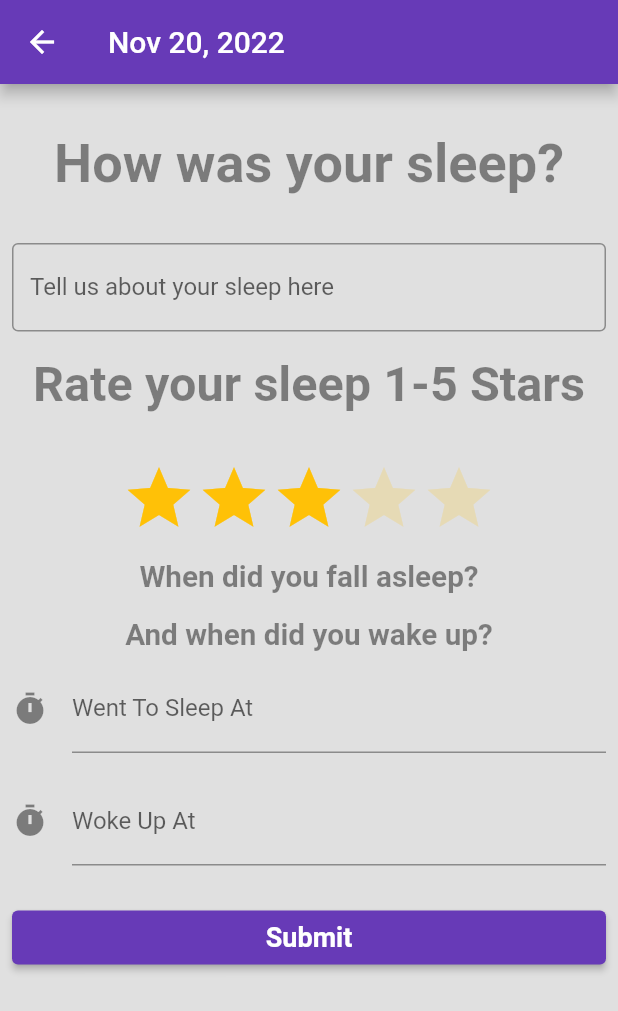
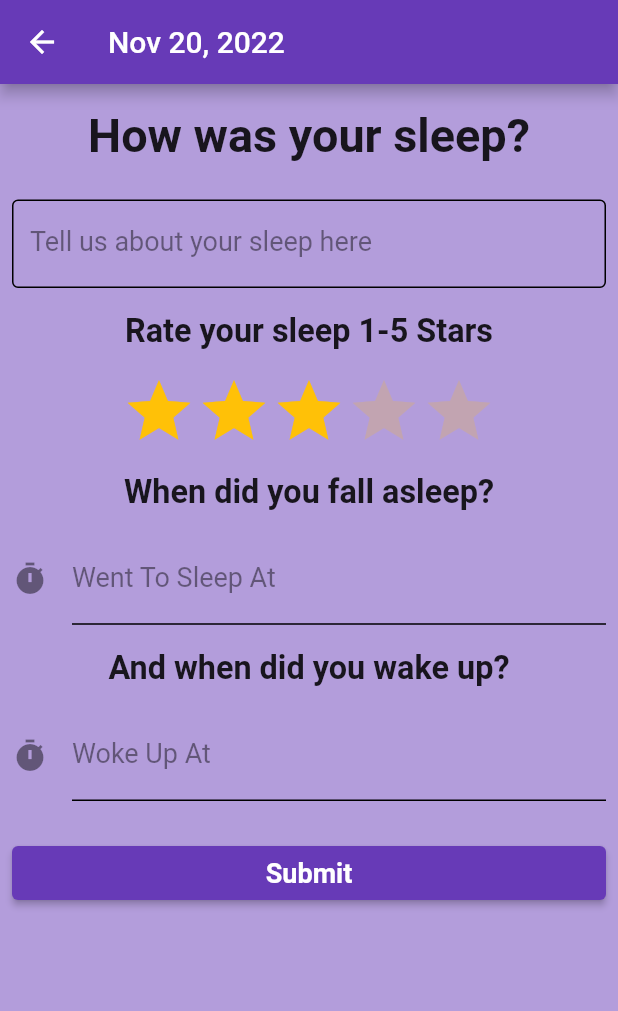
Before and after one commit to jakelang01/SweetDreams, a Flutter app: the InputScreen screen opened directly, on a phone screen of 412 x 824 dp. Shown: the top 1011 px of the screen. Run offline on Flutter 3.47's test engine with Material 2 defaults, Android fonts, the phone set to English and light mode, and no system bars; drawn by our look-alikes of flutter_rating_bar; our stand-ins replace cloud_firestore, firebase_core, shared_preferences, youtube_player_flutter; accounts and stored records are empty.

Commit message:
Even more UI tweaks
Everything except dreams_output now on theme.

```diff
--- a/lib/dreams/views/dreams_input.dart
+++ b/lib/dreams/views/dreams_input.dart
@@ -89,44 +89,46 @@ class _InputScreen extends State<InputScreen> {
         title: Text(formattedDate),
         actions: <Widget>[],
       ),
+      backgroundColor: Theme.of(context).backgroundColor,
       body: ListView(
         children: <Widget>[
-          const Padding(
-              padding: EdgeInsets.symmetric(horizontal: 8, vertical: 32),
+          Padding(
+              padding: EdgeInsets.symmetric(horizontal: 8, vertical: 16),
               child: Text(
                 'How was your sleep?',
                 textAlign: TextAlign.center,
                 overflow: TextOverflow.ellipsis,
-                textScaleFactor: 2,
-                style: const TextStyle(fontWeight: FontWeight.bold),
+                textScaleFactor: 1.3,
+                style: Theme.of(context).textTheme.headline2,
               )
           ),
           Padding(
-            padding: const EdgeInsets.symmetric(horizontal: 8, vertical: 0),
+            padding: const EdgeInsets.symmetric(horizontal: 8, vertical: 8),
             child: TextFormField(
               controller: userDescription,
-              decoration: const InputDecoration(
-                border: OutlineInputBorder(),
+              decoration: InputDecoration(
+                enabledBorder: OutlineInputBorder(borderSide: BorderSide(color: Theme.of(context).unselectedWidgetColor)),
                 labelText: 'Tell us about your sleep here',
+                labelStyle: Theme.of(context).textTheme.bodyText2,
+                floatingLabelStyle: Theme.of(context).textTheme.bodyText1
                 //minLines: 1,
                 //maxLines: null,
               ),
             ),
           ),
           Padding(
-              padding: const EdgeInsets.symmetric(horizontal: 8, vertical: 16),
+              padding: const EdgeInsets.symmetric(horizontal: 8, vertical: 8),
               child: Text(
                 'Rate your sleep 1-5 Stars',
                 textAlign: TextAlign.center,
                 overflow: TextOverflow.ellipsis,
-                textScaleFactor: 1.8,
-                style: const TextStyle(fontWeight: FontWeight.bold),
+                textScaleFactor: 0.9,
+                style: Theme.of(context).textTheme.headline2,
               )
           ),
           Padding(
             padding: const EdgeInsets.symmetric(horizontal: 8, vertical: 8),
-          ),
-          Container(
+            child: Container(
               alignment: Alignment.center,
               child: RatingBarIndicator(
                 rating: _userRating,
@@ -140,30 +142,27 @@ class _InputScreen extends State<InputScreen> {
                 direction: _isVertical ? Axis.vertical : Axis.horizontal,
               ),
             ),
+          ),
           Padding(
-            padding: const EdgeInsets.symmetric(horizontal: 8, vertical: 16),
+            padding: const EdgeInsets.symmetric(horizontal: 8, vertical: 8),
               child:Text(
                 'When did you fall asleep?',
                 textAlign: TextAlign.center,
                 overflow: TextOverflow.ellipsis,
-                textScaleFactor: 1.1,
-                style: const TextStyle(fontWeight: FontWeight.bold),
+                textScaleFactor: 0.9,
+                style: Theme.of(context).textTheme.headline2,
               )
-          ),
-          Text(
-            'And when did you wake up?',
-            textAlign: TextAlign.center,
-            overflow: TextOverflow.ellipsis,
-            textScaleFactor: 1.1,
-            style: const TextStyle(fontWeight: FontWeight.bold),
           ),
           Padding(
             padding: const EdgeInsets.symmetric(horizontal: 8, vertical: 8),
               child:TextField(
                 controller: wentToSleep, //editing controller of this TextField
                 decoration: InputDecoration(
+                    enabledBorder: UnderlineInputBorder(borderSide: BorderSide(color: Theme.of(context).unselectedWidgetColor)),
                     icon: Icon(Icons.timer), //icon of text field
-                    labelText: "Went To Sleep At" //label text of field
+                    labelText: "Went To Sleep At",
+                    labelStyle: Theme.of(context).textTheme.bodyText2,
+                    floatingLabelStyle: Theme.of(context).textTheme.bodyText1,//label text of field
                 ),
                 readOnly: true,  //set it true, so that user will not able to edit text
                 onTap: () async {
@@ -192,11 +191,24 @@ class _InputScreen extends State<InputScreen> {
           ),
           Padding(
               padding: const EdgeInsets.symmetric(horizontal: 8, vertical: 8),
+              child:Text(
+                'And when did you wake up?',
+                textAlign: TextAlign.center,
+                overflow: TextOverflow.ellipsis,
+                textScaleFactor: 0.9,
+                style: Theme.of(context).textTheme.headline2,
+              )
+          ),
+          Padding(
+              padding: const EdgeInsets.symmetric(horizontal: 8, vertical: 8),
               child:TextField(
                 controller: wokeUp, //editing controller of this TextField
                 decoration: InputDecoration(
                     icon: Icon(Icons.timer), //icon of text field
-                    labelText: "Woke Up At" //label text of field
+                    labelText: "Woke Up At" , //label text of field
+                    enabledBorder: UnderlineInputBorder(borderSide: BorderSide(color: Theme.of(context).unselectedWidgetColor)),
+                    labelStyle: Theme.of(context).textTheme.bodyText2,
+                    floatingLabelStyle: Theme.of(context).textTheme.bodyText1,
                 ),
                 readOnly: true,  //set it true, so that user will not able to edit text
                 onTap: () async {
```
Also changed, not shown: lib/dreams/views/dreams_healthy_habits.dart (+18 -17 lines), lib/dreams/views/dreams_videos.dart (+2 -5 lines), lib/main.dart (+13 -1 lines). Lines whose indentation alone changed are shown as unchanged.
